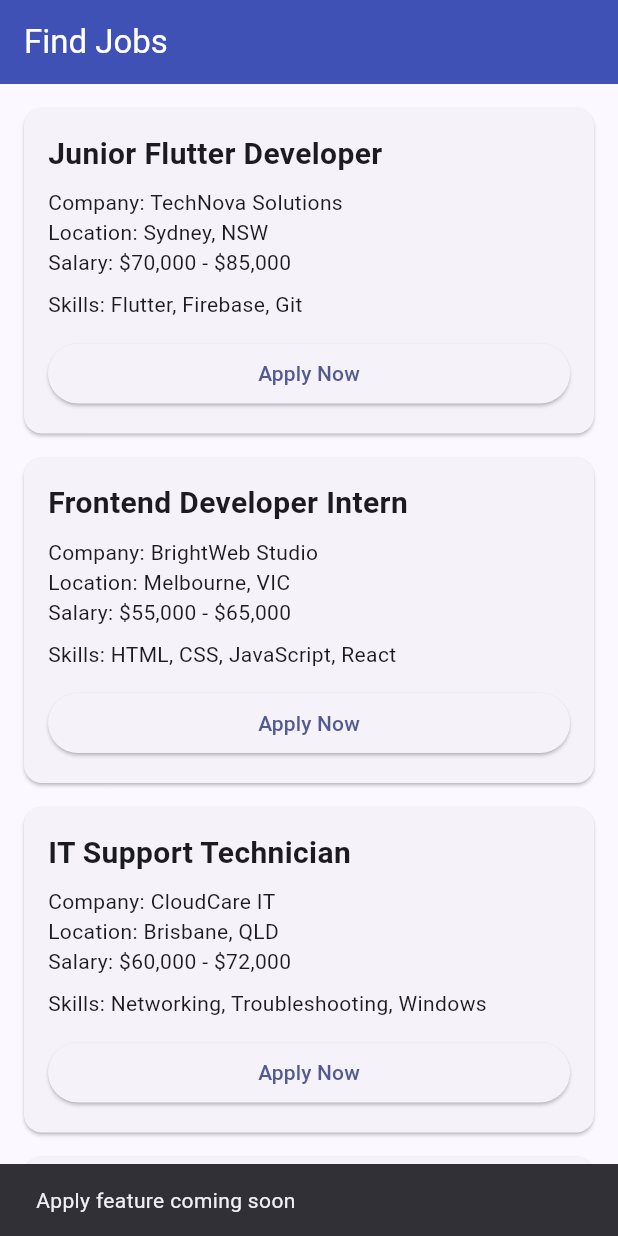
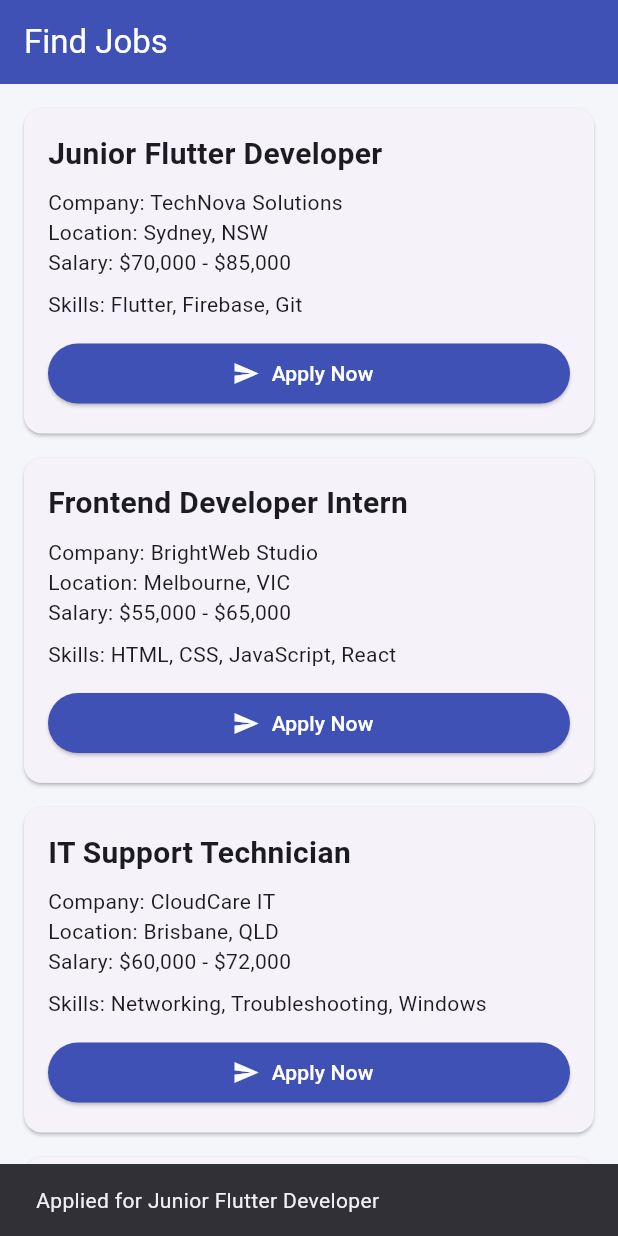
Before and after one commit to Maharjanprayab/Early_carer_assitance_app, a Flutter app: the FindJobsScreen screen opened directly, after a tap on "Apply Now", on a phone screen of 412 x 824 dp. Run offline on Flutter 3.47's test engine with Material 3 defaults, Android fonts, the light colour scheme and no system bars; our stand-ins replace cloud_firestore, firebase_auth, firebase_core, firebase_storage; accounts and stored records are empty.

Commit message:
Add applied jobs feature

```diff
--- a/lib/backend/job_application_service.dart
+++ b/lib/backend/job_application_service.dart
@@ -16,6 +16,7 @@ class JobApplicationService {
     required String company,
     required String location,
     required String category,
+    String url = '',
   }) async {
     final user = _auth.currentUser;
 
@@ -28,10 +29,11 @@ class JobApplicationService {
         .doc(user.uid)
         .collection('appliedJobs')
         .add({
-      'jobTitle': jobTitle,
-      'company': company,
-      'location': location,
-      'category': category,
+      'jobTitle': jobTitle.trim(),
+      'company': company.trim(),
+      'location': location.trim(),
+      'category': category.trim(),
+      'url': url.trim(),
       'status': 'Applied',
       'appliedAt': FieldValue.serverTimestamp(),
     });
@@ -51,4 +53,19 @@ class JobApplicationService {
         .orderBy('appliedAt', descending: true)
         .snapshots();
   }
+
+  Future<void> deleteAppliedJob(String applicationId) async {
+    final user = _auth.currentUser;
+
+    if (user == null) {
+      throw Exception('User must be logged in.');
+    }
+
+    await _firestore
+        .collection('users')
+        .doc(user.uid)
+        .collection('appliedJobs')
+        .doc(applicationId)
+        .delete();
+  }
 }
--- a/lib/find_jobs_screen.dart
+++ b/lib/find_jobs_screen.dart
@@ -1,4 +1,6 @@
 import 'package:flutter/material.dart';
+
+import 'backend/backend.dart';
 
 class FindJobsScreen extends StatelessWidget {
   const FindJobsScreen({super.key});
@@ -8,35 +10,66 @@ class FindJobsScreen extends StatelessWidget {
       'title': 'Junior Flutter Developer',
       'company': 'TechNova Solutions',
       'location': 'Sydney, NSW',
-      'salary': '\$70,000 - \$85,000',
+      'salary': r'$70,000 - $85,000',
       'skills': 'Flutter, Firebase, Git',
+      'category': 'Mobile App Developer',
     },
     {
       'title': 'Frontend Developer Intern',
       'company': 'BrightWeb Studio',
       'location': 'Melbourne, VIC',
-      'salary': '\$55,000 - \$65,000',
+      'salary': r'$55,000 - $65,000',
       'skills': 'HTML, CSS, JavaScript, React',
+      'category': 'Web Developer',
     },
     {
       'title': 'IT Support Technician',
       'company': 'CloudCare IT',
       'location': 'Brisbane, QLD',
-      'salary': '\$60,000 - \$72,000',
+      'salary': r'$60,000 - $72,000',
       'skills': 'Networking, Troubleshooting, Windows',
+      'category': 'IT Support',
     },
     {
       'title': 'Data Analyst Graduate',
       'company': 'DataPath Analytics',
       'location': 'Remote',
-      'salary': '\$68,000 - \$80,000',
+      'salary': r'$68,000 - $80,000',
       'skills': 'SQL, Excel, Power BI, Python',
+      'category': 'Data Analyst',
     },
   ];
+
+  Future<void> _applyForJob(
+    BuildContext context,
+    Map<String, String> job,
+  ) async {
+    try {
+      await JobApplicationService().applyForJob(
+        jobTitle: job['title'] ?? '',
+        company: job['company'] ?? '',
+        location: job['location'] ?? '',
+        category: job['category'] ?? 'General',
+      );
+
+      if (!context.mounted) return;
+
+      ScaffoldMessenger.of(context).showSnackBar(
+        SnackBar(content: Text('Applied for ${job['title']}')),
+      );
+    } catch (e) {
+      if (!context.mounted) return;
+
+      ScaffoldMessenger.of(context).showSnackBar(
+        SnackBar(content: Text('Apply failed: $e')),
+      );
+    }
+  }
 
   @override
   Widget build(BuildContext context) {
     return Scaffold(
+      backgroundColor: const Color(0xFFF4F6FA),
       appBar: AppBar(
         title: const Text('Find Jobs'),
         backgroundColor: Colors.indigo,
@@ -56,30 +89,29 @@ class FindJobsScreen extends StatelessWidget {
                 crossAxisAlignment: CrossAxisAlignment.start,
                 children: [
                   Text(
-                    job['title']!,
+                    job['title'] ?? '',
                     style: const TextStyle(
                       fontSize: 20,
                       fontWeight: FontWeight.bold,
                     ),
                   ),
                   const SizedBox(height: 8),
-                  Text('Company: ${job['company']}'),
-                  Text('Location: ${job['location']}'),
-                  Text('Salary: ${job['salary']}'),
+                  Text('Company: ${job['company'] ?? ''}'),
+                  Text('Location: ${job['location'] ?? ''}'),
+                  Text('Salary: ${job['salary'] ?? ''}'),
                   const SizedBox(height: 8),
-                  Text('Skills: ${job['skills']}'),
+                  Text('Skills: ${job['skills'] ?? ''}'),
                   const SizedBox(height: 12),
                   SizedBox(
                     width: double.infinity,
-                    child: ElevatedButton(
-                      onPressed: () {
-                        ScaffoldMessenger.of(context).showSnackBar(
-                          const SnackBar(
-                            content: Text('Apply feature coming soon'),
-                          ),
-                        );
-                      },
-                      child: const Text('Apply Now'),
+                    child: ElevatedButton.icon(
+                      style: ElevatedButton.styleFrom(
+                        backgroundColor: Colors.indigo,
+                        foregroundColor: Colors.white,
+                      ),
+                      onPressed: () => _applyForJob(context, job),
+                      icon: const Icon(Icons.send),
+                      label: const Text('Apply Now'),
                     ),
                   ),
                 ],
```
Also changed, not shown: lib/screens/frontend/frontend_app_screens.dart (+80 -0 lines).
